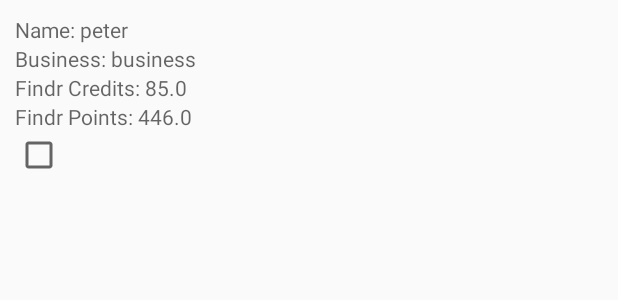
After one commit to ipjamz/practiceapp, an Android app: the layout row_merchant.xml on its own in the app's theme, with its tools: preview values and no code run, on a phone screen of 412 x 824 dp. The commit adds this screen. Shown: the top 300 px of the screen. Run offline under Robolectric (Android 15) with nearby library versions, the phone set to English and light mode, and no system bars.

Commit message:
Add MerchantService to MerchantLogic, add getMerchantList and implement getMerchantList in activity, and add getStatus method to CheckBox onCheckedChangedListener.

```diff
--- a/app/src/main/AndroidManifest.xml
+++ b/app/src/main/AndroidManifest.xml
@@ -33,6 +33,10 @@
         <activity
             android:name=".activities.admin.AdminCreateActivity"
             android:screenOrientation="portrait" />
+
+        <activity
+            android:name=".activities.MerchantActivity"
+            android:screenOrientation="portrait" />
     </application>
 
 </manifest>
--- a/app/src/main/java/com/example/peter/findr_practice_app/activities/MainActivity.java
+++ b/app/src/main/java/com/example/peter/findr_practice_app/activities/MainActivity.java
@@ -26,6 +26,8 @@ public class MainActivity extends AppCompatActivity implements View.OnClickListe
             Intent intent = new Intent(MainActivity.this, AdminActivity.class);
             startActivity(intent);
         } else if (view == findViewById(R.id.btn_merchant)) {
+            Intent intent = new Intent(MainActivity.this, MerchantActivity.class);
+            startActivity(intent);
         }
     }
 }
--- a/app/src/main/java/com/example/peter/findr_practice_app/activities/adapters/AdminArrayAdapter.java
+++ b/app/src/main/java/com/example/peter/findr_practice_app/activities/adapters/AdminArrayAdapter.java
@@ -32,13 +32,11 @@ public class AdminArrayAdapter extends ArrayAdapter<Admin> {
     public View getView(int position, @Nullable View convertView, @NonNull ViewGroup parent) {
         if (convertView == null) {
             convertView = LayoutInflater.from(getContext()).inflate(i, parent, false);
-            TextView mName = (TextView) convertView.findViewById(R.id.tv_name);
-            TextView mEmail = (TextView) convertView.findViewById(R.id.tv_email);
 
             Admin admin = getItem(position);
 
-            mName.setText(admin.getName());
-            mEmail.setText(admin.getEmail());
+            ((TextView) convertView.findViewById(R.id.tv_name)).setText("Name: " + admin.getName());
+            ((TextView) convertView.findViewById(R.id.tv_email)).setText("Email: " + admin.getEmail());
         }
         return convertView;
     }
--- a/app/src/main/res/layout/row_admin.xml
+++ b/app/src/main/res/layout/row_admin.xml
@@ -9,12 +9,14 @@
         android:id="@+id/tv_name"
         android:layout_width="match_parent"
         android:layout_height="wrap_content"
-        android:hint="name: peter" />
+        android:hint="Name: peter"
+        android:textColor="@android:color/black" />
 
     <TextView
         android:id="@+id/tv_email"
         android:layout_width="match_parent"
         android:layout_height="wrap_content"
-        android:hint="email: peter@gmail.com" />
+        android:hint="Email: peter@gmail.com"
+        android:textColor="@android:color/black" />
 
 </LinearLayout>
--- /dev/null
+++ b/app/src/main/res/layout/row_merchant.xml
@@ -0,0 +1,41 @@
+<?xml version="1.0" encoding="utf-8"?>
+<LinearLayout xmlns:android="http://schemas.android.com/apk/res/android"
+    android:layout_width="match_parent"
+    android:layout_height="wrap_content"
+    android:layout_margin="10dp"
+    android:orientation="vertical">
+
+    <TextView
+        android:id="@+id/tv_name"
+        android:layout_width="match_parent"
+        android:layout_height="wrap_content"
+        android:hint="Name: peter"
+        android:textColor="@android:color/black" />
+
+    <TextView
+        android:id="@+id/tv_business"
+        android:layout_width="match_parent"
+        android:layout_height="wrap_content"
+        android:hint="Business: business"
+        android:textColor="@android:color/black" />
+
+    <TextView
+        android:id="@+id/tv_credits"
+        android:layout_width="match_parent"
+        android:layout_height="wrap_content"
+        android:hint="Findr Credits: 85.0"
+        android:textColor="@android:color/black" />
+
+    <TextView
+        android:id="@+id/tv_points"
+        android:layout_width="match_parent"
+        android:layout_height="wrap_content"
+        android:hint="Findr Points: 446.0"
+        android:textColor="@android:color/black" />
+
+    <CheckBox
+        android:id="@+id/cb_status"
+        android:layout_width="wrap_content"
+        android:layout_height="wrap_content" />
+
+</LinearLayout>
```
Also changed, not shown: app/src/main/java/com/example/peter/findr_practice_app/activities/MerchantActivity.java (+5 -2 lines), app/src/main/java/com/example/peter/findr_practice_app/activities/adapters/MerchantArrayAdapter.java (+36 -3 lines), app/src/main/java/com/example/peter/findr_practice_app/logics/MerchantLogic.java (+21 -0 lines), app/src/main/java/com/example/peter/findr_practice_app/models/Branch.java (deleted, +0 -19 lines), app/src/main/java/com/example/peter/findr_practice_app/models/Business.java (deleted, +0 -16 lines), app/src/main/java/com/example/peter/findr_practice_app/models/Info.java (deleted, +0 -10 lines), app/src/main/java/com/example/peter/findr_practice_app/models/Merchant.java (+60 -9 lines), app/src/main/java/com/example/peter/findr_practice_app/models/Status.java (added, +27 -0 lines), app/src/main/java/com/example/peter/findr_practice_app/services/MerchantService.java (+7 -0 lines).
